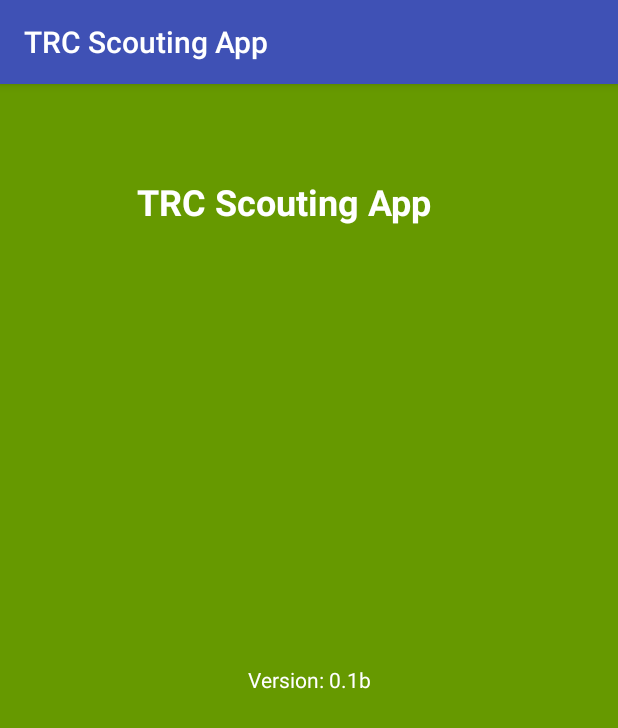
After one commit to DrDab/TrcScoutingApp, an Android app: the About screen opened directly, with no data from a screen before it, on a phone screen of 412 x 824 dp. The commit adds this screen. Shown: the top 728 px of the screen. Run offline under Robolectric (Android 15) with nearby library versions, the phone set to English and light mode, and no system bars.

Commit message:
Added about screen.

```diff
--- a/app/src/main/AndroidManifest.xml
+++ b/app/src/main/AndroidManifest.xml
@@ -28,6 +28,7 @@
         <activity
             android:name=".SetCompetitionName"
             android:label="@string/title_activity_set_competition_name" />
+        <activity android:name=".About"></activity>
     </application>
 
 </manifest>
--- /dev/null
+++ b/app/src/main/java/trc3543/trcscoutingapp/About.java
@@ -0,0 +1,13 @@
+package trc3543.trcscoutingapp;
+
+import android.support.v7.app.AppCompatActivity;
+import android.os.Bundle;
+
+public class About extends AppCompatActivity {
+
+    @Override
+    protected void onCreate(Bundle savedInstanceState) {
+        super.onCreate(savedInstanceState);
+        setContentView(R.layout.activity_about);
+    }
+}
--- a/app/src/main/java/trc3543/trcscoutingapp/AddCompetitions.java
+++ b/app/src/main/java/trc3543/trcscoutingapp/AddCompetitions.java
@@ -60,7 +60,7 @@ public class AddCompetitions extends AppCompatActivity
         contestList.setOnItemClickListener(new AdapterView.OnItemClickListener()
         {
             @Override
-            public void onItemClick(AdapterView arg0, View arg1,int position, long arg3)
+            public void onItemClick(AdapterView arg0, View arg1, int position, long arg3)
             {
                 // position = position selected
                 AlertDialog alertDialog = new AlertDialog.Builder(AddCompetitions.this).create();
@@ -107,8 +107,11 @@ public class AddCompetitions extends AppCompatActivity
         int id = item.getItemId();
 
         //noinspection SimplifiableIfStatement
-        if (id == R.id.action_settings)
+        if (id == R.id.action_about)
         {
+            // popup about screen
+            Intent intent = new Intent(this, About.class);
+            startActivity(intent);
             return true;
         }
 
--- /dev/null
+++ b/app/src/main/res/layout/activity_about.xml
@@ -0,0 +1,39 @@
+<?xml version="1.0" encoding="utf-8"?>
+<android.support.constraint.ConstraintLayout xmlns:android="http://schemas.android.com/apk/res/android"
+    xmlns:app="http://schemas.android.com/apk/res-auto"
+    xmlns:tools="http://schemas.android.com/tools"
+    android:layout_width="match_parent"
+    android:background="@android:color/holo_green_dark"
+    android:layout_height="match_parent"
+    tools:context="trc3543.trcscoutingapp.About">
+
+    <TextView
+        android:id="@+id/textView"
+        android:layout_width="0dp"
+        android:layout_height="0dp"
+        android:layout_marginBottom="10dp"
+        android:layout_marginEnd="67dp"
+        android:layout_marginStart="67dp"
+        android:layout_marginTop="62dp"
+        android:text="    TRC Scouting App"
+        android:textColor="@android:color/white"
+        android:textSize="24sp"
+        android:textStyle="bold"
+        app:layout_constraintBottom_toTopOf="@+id/textView2"
+        app:layout_constraintEnd_toEndOf="parent"
+        app:layout_constraintStart_toStartOf="parent"
+        app:layout_constraintTop_toTopOf="parent" />
+
+    <TextView
+        android:id="@+id/textView2"
+        android:layout_width="wrap_content"
+        android:layout_height="wrap_content"
+        android:layout_marginBottom="361dp"
+        android:text="Version: 0.1b"
+        android:textColor="@android:color/white"
+        app:layout_constraintBottom_toBottomOf="parent"
+        app:layout_constraintEnd_toEndOf="parent"
+        app:layout_constraintStart_toStartOf="parent"
+        app:layout_constraintTop_toBottomOf="@+id/textView" />
+
+</android.support.constraint.ConstraintLayout>
--- a/app/src/main/res/menu/menu_add_competitions.xml
+++ b/app/src/main/res/menu/menu_add_competitions.xml
@@ -3,8 +3,9 @@
     xmlns:tools="http://schemas.android.com/tools"
     tools:context="trc3543.trcscoutingapp.AddCompetitions">
     <item
-        android:id="@+id/action_settings"
+        android:id="@+id/action_about"
+        android:icon="@android:drawable/ic_menu_info_details"
         android:orderInCategory="100"
-        android:title="@string/action_settings"
+        android:title="@string/action_about"
         app:showAsAction="never" />
 </menu>
--- a/app/src/main/res/values/strings.xml
+++ b/app/src/main/res/values/strings.xml
@@ -1,7 +1,8 @@
 <resources>
     <string name="app_name">TRC Scouting App</string>
     <string name="action_settings">Settings</string>
-    <string name="action_about">About</string>
+    <string name="action_about">About...</string>
+    <string name="about_title">About This App</string>
     <string name="title_activity_set_competition_name">Add Competition</string>
 
     <!-- Strings related to login -->
```
Also changed, not shown: 135 other files.
